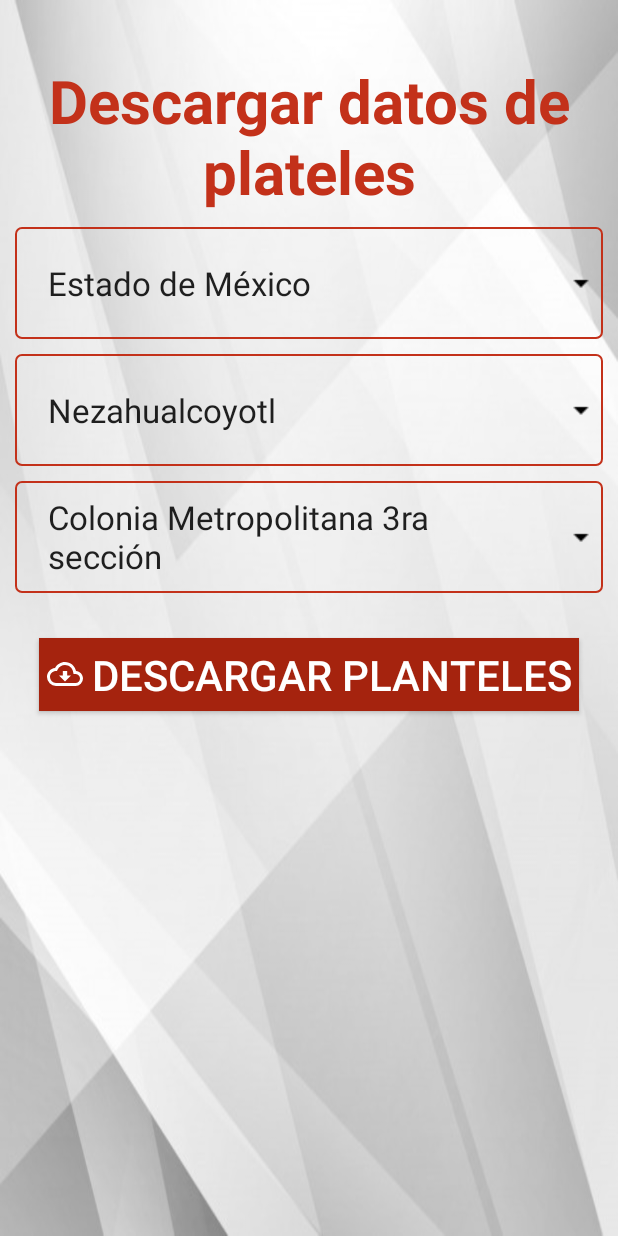
After one commit to aguilaj10/ProEscRec, an Android app: the DescargarPlantelesActivity screen opened directly, with no data from a screen before it, on a phone screen of 412 x 824 dp. The commit adds this screen. Run offline under Robolectric (Android 15) with nearby library versions, the phone set to English and light mode, and no system bars; our stand-ins replace ButterKnife.

Commit message:
descargar datos planteles

```diff
--- a/app/src/main/AndroidManifest.xml
+++ b/app/src/main/AndroidManifest.xml
@@ -16,15 +16,18 @@
                 <category android:name="android.intent.category.LAUNCHER" />
             </intent-filter>
         </activity>
-        <activity android:name=".view.HomeActivity"
+        <activity
+            android:name=".view.HomeActivity"
             android:theme="@style/AppTheme">
             <meta-data
                 android:name="android.app.searchable"
                 android:resource="@xml/searcheable" />
+
             <intent-filter>
                 <action android:name="android.intent.action.SEARCH" />
             </intent-filter>
         </activity>
+        <activity android:name=".view.DescargarPlantelesActivity"></activity>
     </application>
 
 </manifest>
--- /dev/null
+++ b/app/src/main/java/com/jsm/proescrec/view/DescargarPlantelesActivity.java
@@ -0,0 +1,52 @@
+package com.jsm.proescrec.view;
+
+import androidx.appcompat.app.AppCompatActivity;
+import butterknife.BindView;
+import butterknife.ButterKnife;
+
+import android.content.Context;
+import android.content.Intent;
+import android.os.Bundle;
+import android.widget.ArrayAdapter;
+import android.widget.Spinner;
+
+import com.jsm.proescrec.R;
+
+public class DescargarPlantelesActivity extends AppCompatActivity {
+    @BindView(R.id.spinner_entidad)
+    Spinner spinnerEntidad;
+    @BindView(R.id.spinner_municipio)
+    Spinner spinnerMunicipio;
+    @BindView(R.id.spinner_asentamiento)
+    Spinner spinnerAsentamiento;
+
+    public static Intent getDescargarIntent(Context ctx) {
+        return new Intent(ctx, DescargarPlantelesActivity.class);
+    }
+
+    @Override
+    protected void onCreate(Bundle savedInstanceState) {
+        super.onCreate(savedInstanceState);
+        setContentView(R.layout.activity_descargar_planteles);
+        ButterKnife.bind(this);
+
+        String[] myItems= getResources().getStringArray(R.array.spinner1);
+        ArrayAdapter<String> arrayAdapter = new ArrayAdapter<>(this,
+                android.R.layout.select_dialog_item, myItems);
+        arrayAdapter.setDropDownViewResource(android.R.layout.simple_spinner_dropdown_item);
+        spinnerEntidad.setAdapter(arrayAdapter);
+
+        myItems= getResources().getStringArray(R.array.spinner2);
+        arrayAdapter = new ArrayAdapter<>(this,
+                android.R.layout.select_dialog_item, myItems);
+        arrayAdapter.setDropDownViewResource(android.R.layout.simple_spinner_dropdown_item);
+        spinnerMunicipio.setAdapter(arrayAdapter);
+
+        myItems= getResources().getStringArray(R.array.spinner3);
+        arrayAdapter = new ArrayAdapter<>(this,
+                android.R.layout.select_dialog_item, myItems);
+        arrayAdapter.setDropDownViewResource(android.R.layout.simple_spinner_dropdown_item);
+        spinnerAsentamiento.setAdapter(arrayAdapter);
+
+    }
+}
--- a/app/src/main/java/com/jsm/proescrec/view/HomeActivity.java
+++ b/app/src/main/java/com/jsm/proescrec/view/HomeActivity.java
@@ -1,5 +1,6 @@
 package com.jsm.proescrec.view;
 
+import androidx.annotation.NonNull;
 import androidx.appcompat.app.ActionBarDrawerToggle;
 import androidx.appcompat.app.AppCompatActivity;
 import androidx.appcompat.widget.SearchView;
@@ -17,8 +18,6 @@ import android.app.SearchManager;
 import android.content.Context;
 import android.content.Intent;
 import android.os.Bundle;
-import android.util.Log;
-import android.view.Gravity;
 import android.view.Menu;
 import android.view.MenuItem;
 
@@ -68,6 +67,21 @@ public class HomeActivity extends AppCompatActivity {
                 new ActionBarDrawerToggle(this, mainDrawer, R.string.abrir, R.string.cerrar);
         mainDrawer.addDrawerListener(drawerToggle);
         drawerToggle.syncState();
+
+        navigationView.setNavigationItemSelectedListener(new NavigationView.OnNavigationItemSelectedListener() {
+            @Override
+            public boolean onNavigationItemSelected(@NonNull MenuItem menuItem) {
+                int id = menuItem.getItemId();
+                switch(id) {
+                    case R.id.descargar:
+                        startActivity(DescargarPlantelesActivity.getDescargarIntent(HomeActivity.this));
+                    case R.id.sincronizar:
+                    case R.id.cuenta:
+                    default:
+                        return true;
+                }
+            }
+        });
     }
 
     private void setRecyclerView() {
--- /dev/null
+++ b/app/src/main/res/drawable/download_white.xml
@@ -0,0 +1,8 @@
+<!-- drawable/cloud_download_outline.xml -->
+<vector xmlns:android="http://schemas.android.com/apk/res/android"
+    android:height="24dp"
+    android:width="24dp"
+    android:viewportWidth="24"
+    android:viewportHeight="24">
+    <path android:fillColor="@color/icons" android:pathData="M8,13H10.55V10H13.45V13H16L12,17L8,13M19.35,10.04C21.95,10.22 24,12.36 24,15A5,5 0 0,1 19,20H6A6,6 0 0,1 0,14C0,10.91 2.34,8.36 5.35,8.04C6.6,5.64 9.11,4 12,4C15.64,4 18.67,6.59 19.35,10.04M19,18A3,3 0 0,0 22,15C22,13.45 20.78,12.14 19.22,12.04L17.69,11.93L17.39,10.43C16.88,7.86 14.62,6 12,6C9.94,6 8.08,7.14 7.13,8.97L6.63,9.92L5.56,10.03C3.53,10.24 2,11.95 2,14A4,4 0 0,0 6,18H19Z" />
+</vector>
--- /dev/null
+++ b/app/src/main/res/drawable/gradient_spinner.xml
@@ -0,0 +1,22 @@
+<?xml version="1.0" encoding="utf-8"?>
+<selector xmlns:android="http://schemas.android.com/apk/res/android">
+
+    <item>
+        <layer-list>
+            <item>
+                <shape>
+
+                    <stroke android:width="1dp" android:color="@color/colorPrimary" />
+
+                    <corners android:radius="4dp" />
+
+                    <padding android:bottom="3dp" android:left="3dp" android:right="3dp" android:top="3dp" />
+                </shape>
+            </item>
+            <item >
+                <bitmap android:gravity="right" android:src="@drawable/menu_down" />
+            </item>
+        </layer-list>
+    </item>
+
+</selector>
--- /dev/null
+++ b/app/src/main/res/layout/activity_descargar_planteles.xml
@@ -0,0 +1,78 @@
+<?xml version="1.0" encoding="utf-8"?>
+<androidx.constraintlayout.widget.ConstraintLayout xmlns:android="http://schemas.android.com/apk/res/android"
+    xmlns:app="http://schemas.android.com/apk/res-auto"
+    xmlns:tools="http://schemas.android.com/tools"
+    android:layout_width="match_parent"
+    android:layout_height="match_parent"
+    android:background="@drawable/fondo_main"
+    tools:context=".view.DescargarPlantelesActivity">
+
+    <TextView
+        android:layout_width="wrap_content"
+        android:layout_height="wrap_content"
+        android:text="@string/descargar_titulo"
+        android:textSize="40sp"
+        android:textStyle="bold"
+        android:textAlignment="center"
+        android:textColor="@color/primary"
+        android:id="@+id/titulo"
+        android:layout_marginTop="40dp"
+        app:layout_constraintTop_toTopOf="parent"
+        app:layout_constraintLeft_toLeftOf="parent"
+        app:layout_constraintRight_toRightOf="parent"/>
+
+    <Spinner
+        android:layout_width="match_parent"
+        android:layout_height="wrap_content"
+        android:prompt="@string/seleccione_entidad"
+        android:spinnerMode="dialog"
+        android:id="@+id/spinner_entidad"
+        android:layout_marginTop="40dp"
+        style="@style/spinner_style"
+        app:layout_constraintTop_toBottomOf="@+id/titulo"
+        app:layout_constraintLeft_toLeftOf="parent">
+    </Spinner>
+
+    <Spinner
+        android:layout_width="match_parent"
+        android:layout_height="wrap_content"
+        android:prompt="@string/seleccione_municipio"
+        android:spinnerMode="dialog"
+        android:id="@+id/spinner_municipio"
+        android:layout_marginTop="40dp"
+        style="@style/spinner_style"
+        app:layout_constraintTop_toBottomOf="@+id/spinner_entidad"
+        app:layout_constraintLeft_toLeftOf="parent">
+    </Spinner>
+
+    <Spinner
+        android:layout_width="match_parent"
+        android:layout_height="wrap_content"
+        android:prompt="@string/seleccione_asentamiento"
+        android:spinnerMode="dialog"
+        android:id="@+id/spinner_asentamiento"
+        android:layout_marginTop="40dp"
+        style="@style/spinner_style"
+        app:layout_constraintTop_toBottomOf="@+id/spinner_municipio"
+        app:layout_constraintLeft_toLeftOf="parent">
+    </Spinner>
+
+    <Button
+        android:layout_width="wrap_content"
+        android:layout_height="wrap_content"
+        android:id="@+id/ingresar"
+        android:layout_marginTop="30dp"
+        android:drawableStart="@drawable/download_white"
+        android:drawablePadding="5dp"
+        android:text="@string/descargar_planteles"
+        android:textSize="28sp"
+        android:textColor="@color/icons"
+        android:background="@color/colorPrimaryDark"
+        android:padding="5dp"
+        android:elevation="5dp"
+        android:shadowRadius="5"
+        app:layout_constraintTop_toBottomOf="@id/spinner_asentamiento"
+        app:layout_constraintLeft_toLeftOf="parent"
+        app:layout_constraintRight_toRightOf="parent" />
+
+</androidx.constraintlayout.widget.ConstraintLayout>
--- a/app/src/main/res/menu/navigation_menu.xml
+++ b/app/src/main/res/menu/navigation_menu.xml
@@ -1,13 +1,13 @@
 <?xml version="1.0" encoding="utf-8"?>
 <menu xmlns:android="http://schemas.android.com/apk/res/android">
 
-    <item android:id="@+id/account"
+    <item android:id="@+id/descargar"
         android:icon="@drawable/cloud_download_outline"
         android:title="@string/descargar_planteles" />
-    <item android:id="@+id/settings"
+    <item android:id="@+id/sincronizar"
         android:icon="@drawable/cloud_sync"
         android:title="@string/sincronizar_datos"/>
-    <item android:id="@+id/mycart"
+    <item android:id="@+id/cuenta"
         android:icon="@drawable/account"
         android:title="@string/cambiar_contrasena"/>
 
--- /dev/null
+++ b/app/src/main/res/values/arrays.xml
@@ -0,0 +1,12 @@
+<?xml version="1.0" encoding="utf-8"?>
+<resources>
+    <string-array name="spinner1">
+        <item>Estado de México</item>
+    </string-array>
+    <string-array name="spinner2">
+        <item>Nezahualcoyotl</item>
+    </string-array>
+    <string-array name="spinner3">
+        <item>Colonia Metropolitana 3ra sección</item>
+    </string-array>
+</resources>
--- a/app/src/main/res/values/strings.xml
+++ b/app/src/main/res/values/strings.xml
@@ -12,4 +12,8 @@
     <string name="descargar_planteles">Descargar planteles</string>
     <string name="sincronizar_datos">Sincronizar datos</string>
     <string name="cambiar_contrasena">Cambiar contraseña</string>
+    <string name="descargar_titulo">Descargar datos de plateles</string>
+    <string name="seleccione_entidad">Seleccione entidad</string>
+    <string name="seleccione_municipio">Seleccione municipio</string>
+    <string name="seleccione_asentamiento">Seleccione asentamiento</string>
 </resources>
--- a/app/src/main/res/values/styles.xml
+++ b/app/src/main/res/values/styles.xml
@@ -14,4 +14,16 @@
         <item name="listPreferredItemHeightSmall">40dp</item><!-- item size in menu-->
     </style>
 
+    <style name="spinner_style">
+        <item name="android:layout_width">match_parent</item>
+        <item name="android:layout_height">wrap_content</item>
+        <item name="android:background">@drawable/gradient_spinner</item>
+        <item name="android:layout_margin">10dp</item>
+        <item name="android:paddingLeft">8dp</item>
+        <item name="android:paddingRight">20dp</item>
+        <item name="android:paddingTop">5dp</item>
+        <item name="android:paddingBottom">5dp</item>
+        <item name="android:popupBackground">#DFFFFFFF</item>
+    </style>
+
 </resources>
```
Also changed, not shown: app/src/main/res/drawable/menu_down.png (added), 1 other file.
